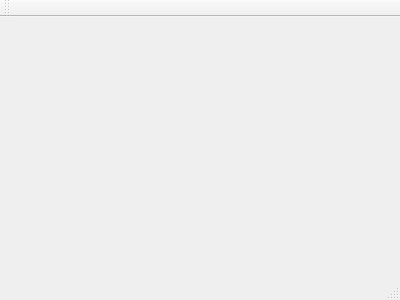
Before: the Qt Designer form LTSetup/mainwindow.ui in marmstrong6471/LTSetup_Linux, drawn with Qt 5.
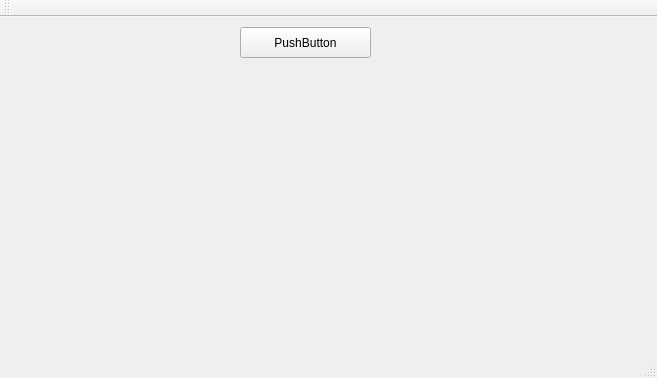
After: the same form once the commit is applied.

The edit to the form file:
```diff
--- a/LTSetup/mainwindow.ui
+++ b/LTSetup/mainwindow.ui
@@ -1,24 +1,53 @@
 <ui version="4.0">
  <class>MainWindow</class>
- <widget class="QMainWindow" name="MainWindow" >
-  <property name="geometry" >
+ <widget class="QMainWindow" name="MainWindow">
+  <property name="geometry">
    <rect>
     <x>0</x>
     <y>0</y>
-    <width>400</width>
-    <height>300</height>
+    <width>657</width>
+    <height>378</height>
    </rect>
   </property>
   <property name="windowTitle" >
    <string>MainWindow</string>
   </property>
-  <widget class="QMenuBar" name="menuBar" />
-  <widget class="QToolBar" name="mainToolBar" />
-  <widget class="QWidget" name="centralWidget" />
-  <widget class="QStatusBar" name="statusBar" />
+  <widget class="QWidget" name="centralWidget">
+   <widget class="QPushButton" name="btn_genfile">
+    <property name="geometry">
+     <rect>
+      <x>240</x>
+      <y>10</y>
+      <width>131</width>
+      <height>31</height>
+     </rect>
+    </property>
+    <property name="text">
+     <string>PushButton</string>
+    </property>
+   </widget>
+  </widget>
+  <widget class="QMenuBar" name="menuBar">
+   <property name="geometry">
+    <rect>
+     <x>0</x>
+     <y>0</y>
+     <width>657</width>
+     <height>21</height>
+    </rect>
+   </property>
+  </widget>
+  <widget class="QToolBar" name="mainToolBar">
+   <attribute name="toolBarArea">
+    <enum>TopToolBarArea</enum>
+   </attribute>
+   <attribute name="toolBarBreak">
+    <bool>false</bool>
+   </attribute>
+  </widget>
+  <widget class="QStatusBar" name="statusBar"/>
  </widget>
- <layoutDefault spacing="6" margin="11" />
- <pixmapfunction></pixmapfunction>
+ <layoutdefault spacing="6" margin="11"/>
  <resources/>
  <connections/>
 </ui>
```
Left out of the diff: 3 changed lines with no effect on the pictures.
